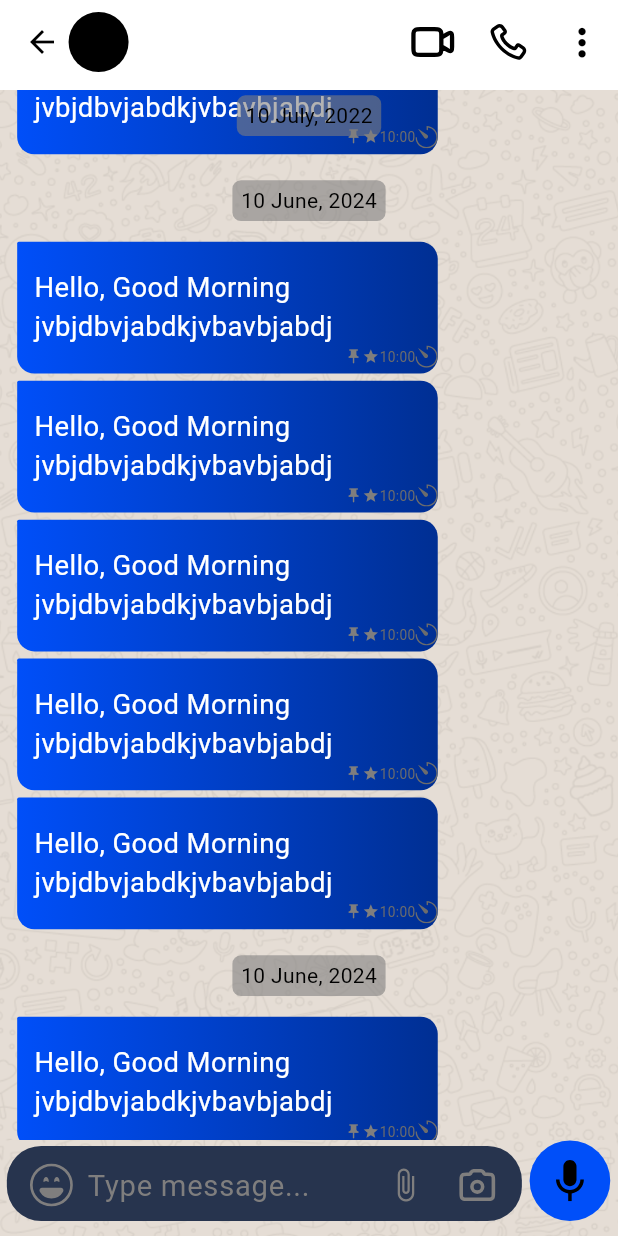
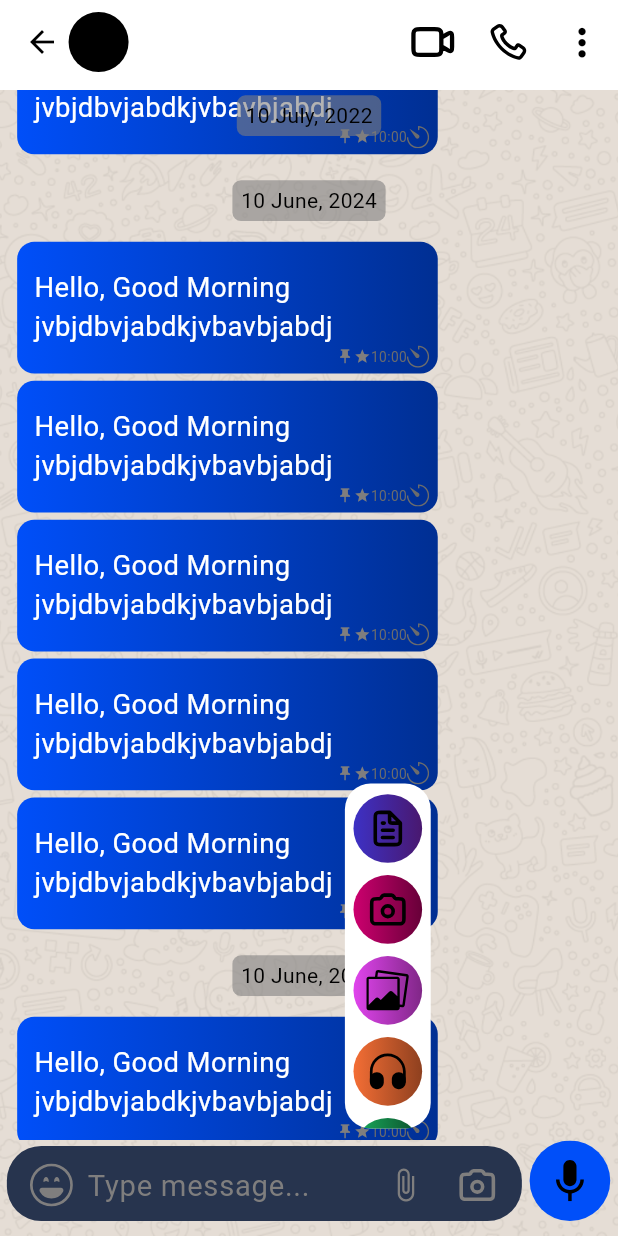
Before and after one commit to DUDU0123/ChatBox-Application, a Flutter app: the MessagingPage screen opened directly with empty values, scrolled down 576 dp, after a tap on the "attach file" icon, on a phone screen of 412 x 824 dp. Run offline on Flutter 3.47's test engine with Material 3 defaults, Android fonts, the light colour scheme and no system bars; our stand-ins replace bloc, cloud_firestore, country_picker, emoji_picker_flutter, equatable, firebase_auth and 8 more; accounts and stored records are empty; network calls fail; project files that could hold a hidden picture were left out.

Commit message:
A commit message

```diff
--- a/lib/core/enums/enums.dart
+++ b/lib/core/enums/enums.dart
@@ -12,3 +12,11 @@ enum PageTypeEnum {
   settingEditProfilePage,
   none
 }
+
+enum MessageStatus{
+  sent,delivered,read
+}
+
+enum MessageType{
+  text,photo,audio,video,document,location,contact
+}
--- a/lib/presentation/bloc/bottom_nav_bloc/bottom_nav_bloc.dart
+++ b/lib/presentation/bloc/bottom_nav_bloc/bottom_nav_bloc.dart
@@ -1,7 +1,6 @@
 import 'dart:async';
 import 'package:bloc/bloc.dart';
 import 'package:flutter/material.dart';
-import 'package:meta/meta.dart';
 part 'bottom_nav_event.dart';
 part 'bottom_nav_state.dart';
 
--- a/lib/presentation/bloc/message/message_bloc.dart
+++ b/lib/presentation/bloc/message/message_bloc.dart
@@ -10,16 +10,32 @@ part 'message_state.dart';
 class MessageBloc extends Bloc<MessageEvent, MessageState> {
   MessageBloc() : super(const MessageInitial()) {
     on<MessageTypedEvent>(messageTypedEvent);
+    on<AttachmentIconClickedEvent>(attachmentIconClickedEvent);
   }
 
   FutureOr<void> messageTypedEvent(
       MessageTypedEvent event, Emitter<MessageState> emit) {
     try {
-          log(name: "Length:" ,event.textLength.toString());
-          final bool isTyped = event.textLength>0;
+      log(name: "Length:", event.textLength.toString());
+      final bool isTyped = event.textLength > 0;
       emit(MessageState(isTyped: isTyped));
     } catch (e) {
       emit(MessageErrorState(message: e.toString()));
     }
   }
+
+  FutureOr<void> attachmentIconClickedEvent(
+      AttachmentIconClickedEvent event, Emitter<MessageState> emit) {
+    try {
+       log("Something");
+       log(name: "Bool value", "${state.isAttachmentListOpened}");
+        log("object");
+        final isAttacthmentListOpened = state.isAttachmentListOpened??false;
+        emit(
+          MessageState(isAttachmentListOpened: !isAttacthmentListOpened),
+        );
+    } catch (e) {
+      emit(MessageErrorState(message: e.toString()));
     }
+  }
+}
--- a/lib/presentation/bloc/message/message_event.dart
+++ b/lib/presentation/bloc/message/message_event.dart
@@ -9,9 +9,13 @@ sealed class MessageEvent extends Equatable {
 
 class MessageTypedEvent extends MessageEvent {
   final int textLength;
- const MessageTypedEvent({
+  const MessageTypedEvent({
     required this.textLength,
   });
   @override
-  List<Object> get props => [textLength,];
+  List<Object> get props => [
+        textLength,
+      ];
 }
+
+class AttachmentIconClickedEvent extends MessageEvent {}
--- a/lib/presentation/bloc/message/message_state.dart
+++ b/lib/presentation/bloc/message/message_state.dart
@@ -1,10 +1,14 @@
 part of 'message_bloc.dart';
 
 class MessageState extends Equatable {
-  const MessageState({this.isTyped});
+  const MessageState({
+    this.isTyped,
+    this.isAttachmentListOpened,
+  });
   final bool? isTyped;
+  final bool? isAttachmentListOpened;
   @override
-  List<Object> get props => [isTyped??false,];
+  List<Object> get props => [isTyped??false, isAttachmentListOpened??false];
 }
 
 class MessageInitial extends MessageState {
--- a/lib/presentation/pages/mobile_view/chat/chat_home_page.dart
+++ b/lib/presentation/pages/mobile_view/chat/chat_home_page.dart
@@ -11,7 +11,7 @@ class ChatHomePage extends StatelessWidget {
   Widget build(BuildContext context) {
     List chatList = [];
     return Scaffold(
-      body: chatList.isEmpty
+      body: chatList.isNotEmpty
           ? emptyShowWidget(
               context: context,
               text:
@@ -23,7 +23,7 @@ class ChatHomePage extends StatelessWidget {
                   child: SearchBarChatHome(),
                 ),
                 SliverList.separated(
-                  itemCount: 0,
+                  itemCount: 10,
                   itemBuilder: (context, index) {
                     return const ChatListTileWidget(
                       isGroup: false,
@@ -53,5 +53,4 @@ class ChatHomePage extends StatelessWidget {
             ),
     );
   }
-
 }
--- a/lib/presentation/pages/mobile_view/chat/messaging_page.dart
+++ b/lib/presentation/pages/mobile_view/chat/messaging_page.dart
@@ -2,11 +2,14 @@ import 'package:chatbox/config/theme/theme_manager.dart';
 import 'package:chatbox/core/constants/colors.dart';
 import 'package:chatbox/core/constants/height_width.dart';
 import 'package:chatbox/core/enums/enums.dart';
+import 'package:chatbox/presentation/bloc/message/message_bloc.dart';
+import 'package:chatbox/presentation/widgets/chat/attachment_list_container_vertical.dart';
 import 'package:chatbox/presentation/widgets/chat/chatbar_widget.dart';
 import 'package:chatbox/presentation/widgets/chat/message_hold_container.dart';
 import 'package:chatbox/presentation/widgets/chat/message_page_date_show_widget.dart';
 import 'package:chatbox/presentation/widgets/common_widgets/common_appbar_widget.dart';
 import 'package:flutter/material.dart';
+import 'package:flutter_bloc/flutter_bloc.dart';
 import 'package:flutter_screenutil/flutter_screenutil.dart';
 import 'package:provider/provider.dart';
 
@@ -25,11 +28,11 @@ class MessagingPage extends StatelessWidget {
   bool isVisible = false;
   bool isImojiButtonClicked = false;
   // final bool? isGone;
+  MessageType messageType = MessageType.photo;
   @override
   Widget build(BuildContext context) {
+    // final isKeyboardOpen = MediaQuery.of(context).viewInsets.bottom > 0;
 
-    final isKeyboardOpen = MediaQuery.of(context).viewInsets.bottom > 0;
-    final theme = Theme.of(context);
     return Scaffold(
       appBar: PreferredSize(
         preferredSize: const Size.fromHeight(60),
@@ -44,7 +47,8 @@ class MessagingPage extends StatelessWidget {
       body: Stack(
         children: [
           SizedBox(
-            width: screenWidth(context: context),height: screenHeight(context: context),
+            width: screenWidth(context: context),
+            height: screenHeight(context: context),
             child: Image.asset(
               fit: BoxFit.cover,
               Provider.of<ThemeManager>(context).isDark
@@ -55,15 +59,19 @@ class MessagingPage extends StatelessWidget {
           Column(
             children: [
               Expanded(
-                child: ListView.separated(
-                  separatorBuilder: (context, index) =>index%5==0?  Padding(
-                    padding:  EdgeInsets.all(10.sp),
-                    child:  const Column(
+                child:
+
+                ListView.separated(
+                  separatorBuilder: (context, index) => index % 5 == 0
+                      ? Padding(
+                          padding: EdgeInsets.all(10.sp),
+                          child: const Column(
                             children: [
                               MessagePageDateShowWidget(date: "10 June, 2024"),
                             ],
                           ),
-                  ):zeroMeasureWidget,
+                        )
+                      : zeroMeasureWidget,
                   itemCount: 17,
                   padding: EdgeInsets.only(
                     top: 10.h,
@@ -73,6 +81,7 @@ class MessagingPage extends StatelessWidget {
                     return Container(
                       margin: EdgeInsets.symmetric(vertical: 2.h),
                       child: MessageHoldContainer(
+                        messageType: messageType,
                         isReadedMessage: isReadedMessage,
                       ),
                     );
@@ -85,6 +94,19 @@ class MessagingPage extends StatelessWidget {
               ),
             ],
           ),
+          Positioned(
+            bottom: 60.h,
+            right: screenWidth(context: context) / 3.3,
+            child: BlocBuilder<MessageBloc, MessageState>(
+              builder: (context, state) {
+                return Visibility(
+                  visible: state.isAttachmentListOpened??false,
+                  replacement: zeroMeasureWidget,
+                  child: AttachmentListContainerVertical(),
+                );
+              },
+            ),
+          ),
           const Align(
             alignment: Alignment.topCenter,
             child: MessagePageDateShowWidget(date: "10 July, 2022"),
@@ -92,6 +114,9 @@ class MessagingPage extends StatelessWidget {
         ],
       ),
     );
+  }
+}
+
     // Scaffold(
     // appBar: PreferredSize(
     //   preferredSize: const Size.fromHeight(60),
@@ -156,45 +181,45 @@ class MessagingPage extends StatelessWidget {
     //           child: Visibility(
     //             visible: false,
     //             replacement: zeroMeasureWidget,
-    //             child: Container(
-    //                 height: screenHeight(context: context) / 3.h,
-    //                 width: 50.w,
-    //                 decoration: BoxDecoration(
-    //                   color: theme.colorScheme.onTertiary,
-    //                   borderRadius: BorderRadius.circular(15.sp),
+    // child: Container(
+    //     height: screenHeight(context: context) / 3.h,
+    //     width: 50.w,
+    //     decoration: BoxDecoration(
+    //       color: theme.colorScheme.onTertiary,
+    //       borderRadius: BorderRadius.circular(15.sp),
+    //     ),
+    //     child: ClipRRect(
+    //       borderRadius: BorderRadius.circular(15.sp),
+    //       child: ListView.separated(
+    //         padding: EdgeInsets.symmetric(vertical: 5.h, horizontal: 5.w),
+    //         itemCount: attachmentIcons.length,
+    //         itemBuilder: (context, index) {
+    //           return Container(
+    //             decoration: BoxDecoration(
+    //               shape: BoxShape.circle,
+    //               gradient: LinearGradient(
+    //                 colors: [
+    //                   attachmentIcons[index].colorOne,
+    //                   attachmentIcons[index].colorTwo,
+    //                 ],
+    //               ),
+    //             ),
+    //             child: IconButton(
+    //               onPressed: () {},
+    //               icon: SvgPicture.asset(
+    //                 attachmentIcons[index].icon,
+    //                height: 24.h,width: 24.h,
+    //                 colorFilter: ColorFilter.mode(
+    //                   kBlack,
+    //                   BlendMode.srcIn,
     //                 ),
-    //                 child: ClipRRect(
-    //                   borderRadius: BorderRadius.circular(15.sp),
-    //                   child: ListView.separated(
-    //                     padding: EdgeInsets.symmetric(vertical: 5.h, horizontal: 5.w),
-    //                     itemCount: attachmentIcons.length,
-    //                     itemBuilder: (context, index) {
-    //                       return Container(
-    //                         decoration: BoxDecoration(
-    //                           shape: BoxShape.circle,
-    //                           gradient: LinearGradient(
-    //                             colors: [
-    //                               attachmentIcons[index].colorOne,
-    //                               attachmentIcons[index].colorTwo,
-    //                             ],
-    //                           ),
-    //                         ),
-    //                         child: IconButton(
-    //                           onPressed: () {},
-    //                           icon: SvgPicture.asset(
-    //                             attachmentIcons[index].icon,
-    //                            height: 24.h,width: 24.h,
-    //                             colorFilter: ColorFilter.mode(
-    //                               kBlack,
-    //                               BlendMode.srcIn,
-    //                             ),
-    //                           ),
-    //                         ),
-    //                       );
-    //                     },
-    //                     separatorBuilder: (context, index) => kHeight5,
-    //                   ),
-    //                 )),
+    //               ),
+    //             ),
+    //           );
+    //         },
+    //         separatorBuilder: (context, index) => kHeight5,
+    //       ),
+    //     )),
     //           ),
     //         ),
     //       ],
@@ -209,5 +234,3 @@ class MessagingPage extends StatelessWidget {
     //   //   ),
     //   // ),
     // );
-  }
-}
--- a/lib/presentation/pages/mobile_view/chat/select_contact_to_chat.dart
+++ b/lib/presentation/pages/mobile_view/chat/select_contact_to_chat.dart
@@ -75,9 +75,12 @@ class SelectContactToChat extends StatelessWidget {
                                 state.contactList[index].isChatBoxUser != null
                                     ? !state.contactList[index].isChatBoxUser!
                                         ? TextButton(
-                                            onPressed: () {
+                                            onPressed: () async {
                                               //create the link to send as invitation
                                               // write the logic to send an invitation to install and use the application
+                                              // final r = await Share.share(
+                                              //     'We are excited to invite you to download and install ChatBox, your ultimate chat application, now available on the Amazon Appstore! ChatBox offers a seamless and engaging communication experience with its user-friendly interface, innovative features, and robust security. Connect with friends, family, and colleagues like never before. Don’t miss out—visit the Amazon Appstore today and make ChatBox your go-to app for all your messaging needs!');
+                                              // print(r);
                                             },
                                             child: TextWidgetCommon(
                                               text: "Invite",
--- /dev/null
+++ b/lib/presentation/widgets/chat/attachment_list_container_vertical.dart
@@ -0,0 +1,56 @@
+import 'package:chatbox/core/constants/app_constants.dart';
+import 'package:chatbox/core/constants/colors.dart';
+import 'package:chatbox/core/constants/height_width.dart';
+import 'package:flutter/material.dart';
+import 'package:flutter_screenutil/flutter_screenutil.dart';
+import 'package:flutter_svg/flutter_svg.dart';
+
+class AttachmentListContainerVertical extends StatelessWidget {
+  const AttachmentListContainerVertical({super.key});
+
+  @override
+  Widget build(BuildContext context) {
+    final theme = Theme.of(context);
+    return Container(
+      height: screenHeight(context: context) / 3.h,
+      width: 50.w,
+      decoration: BoxDecoration(
+        color: theme.colorScheme.onTertiary,
+        borderRadius: BorderRadius.circular(15.sp),
+      ),
+      child: ClipRRect(
+        borderRadius: BorderRadius.circular(15.sp),
+        child: ListView.separated(
+          padding: EdgeInsets.symmetric(vertical: 5.h, horizontal: 5.w),
+          itemCount: attachmentIcons.length,
+          itemBuilder: (context, index) {
+            return Container(
+              decoration: BoxDecoration(
+                shape: BoxShape.circle,
+                gradient: LinearGradient(
+                  colors: [
+                    attachmentIcons[index].colorOne,
+                    attachmentIcons[index].colorTwo,
+                  ],
+                ),
+              ),
+              child: IconButton(
+                onPressed: () {},
+                icon: SvgPicture.asset(
+                  attachmentIcons[index].icon,
+                  height: 24.h,
+                  width: 24.h,
+                  colorFilter: ColorFilter.mode(
+                    kBlack,
+                    BlendMode.srcIn,
+                  ),
+                ),
+              ),
+            );
+          },
+          separatorBuilder: (context, index) => kHeight5,
+        ),
+      ),
+    );
+  }
+}
--- a/lib/presentation/widgets/chat/chatbar_widget.dart
+++ b/lib/presentation/widgets/chat/chatbar_widget.dart
@@ -1,6 +1,7 @@
 import 'dart:developer';
 
 import 'package:chatbox/config/theme/theme_manager.dart';
+import 'package:chatbox/core/constants/app_constants.dart';
 import 'package:chatbox/core/constants/colors.dart';
 import 'package:chatbox/core/constants/height_width.dart';
 import 'package:chatbox/core/utils/emoji_select.dart';
@@ -11,6 +12,7 @@ import 'package:flutter_bloc/flutter_bloc.dart';
 import 'package:flutter_screenutil/flutter_screenutil.dart';
 import 'package:flutter_svg/flutter_svg.dart';
 import 'package:provider/provider.dart';
+
 
 class ChatBarWidget extends StatefulWidget {
   ChatBarWidget({
@@ -28,17 +30,19 @@ class ChatBarWidget extends StatefulWidget {
 class _ChatBarWidgetState extends State<ChatBarWidget> {
   @override
   Widget build(BuildContext context) {
-    return Container(
+    return ClipRRect(
+      borderRadius: BorderRadius.circular(20.sp),
+      child: Container(
         padding: EdgeInsets.symmetric(horizontal: 0.w, vertical: 0.h),
         decoration: BoxDecoration(
           color: kTransparent,
-        image: DecorationImage(
-            image: AssetImage(
-              Provider.of<ThemeManager>(context).isDark
-                  ? bgImageDark
-                  : bgImageLight,
-            ),
-            fit: BoxFit.cover),
+          // image: DecorationImage(
+          //     image: AssetImage(
+          //       Provider.of<ThemeManager>(context).isDark
+          //           ? bgImageDark
+          //           : bgImageLight,
+          //     ),
+          //     fit: BoxFit.cover),
         ),
         width: screenWidth(context: context),
         child: SingleChildScrollView(
@@ -82,11 +86,9 @@ class _ChatBarWidgetState extends State<ChatBarWidget> {
                               ),
                               onChanged: (value) {
                                 log(widget.messageController.text);
-                              print(widget.messageController.text.length);
                                 context.read<MessageBloc>().add(
                                       MessageTypedEvent(
-                                      textLength:
-                                          value.length,
+                                        textLength: value.length,
                                       ),
                                     );
                               },
@@ -102,7 +104,9 @@ class _ChatBarWidgetState extends State<ChatBarWidget> {
                             mainAxisAlignment: MainAxisAlignment.end,
                             children: [
                               IconButton(
-                              onPressed: () {},
+                                onPressed: () {
+                                  context.read<MessageBloc>().add(AttachmentIconClickedEvent());
+                                },
                                 icon: Icon(
                                   Icons.attach_file,
                                   color: iconGreyColor,
@@ -138,18 +142,16 @@ class _ChatBarWidgetState extends State<ChatBarWidget> {
                             // send message functionality if user try to send message
                           },
                           icon: BlocBuilder<MessageBloc, MessageState>(
-                          buildWhen: (previous, current) => previous!=current,
+                            buildWhen: (previous, current) => previous != current,
                             builder: (context, state) {
                               return SvgPicture.asset(
                                   width: 24.w,
                                   height: 24.h,
                                   colorFilter:
                                       ColorFilter.mode(kBlack, BlendMode.srcIn),
-                               state.isTyped??false
+                                  state.isTyped ?? false
                                       ? sendIcon
-                                      : microphoneFilled
-
-                            );
+                                      : microphoneFilled);
                             },
                           ),
                         )),
@@ -164,6 +166,7 @@ class _ChatBarWidgetState extends State<ChatBarWidget> {
             ],
           ),
         ),
+      ),
     );
   }
 }
--- a/lib/presentation/widgets/chat/message_hold_container.dart
+++ b/lib/presentation/widgets/chat/message_hold_container.dart
@@ -1,5 +1,6 @@
 import 'package:chatbox/core/constants/colors.dart';
 import 'package:chatbox/core/constants/height_width.dart';
+import 'package:chatbox/core/enums/enums.dart';
 import 'package:chatbox/presentation/widgets/chat/message_icon_widgets.dart';
 import 'package:chatbox/presentation/widgets/common_widgets/text_widget_common.dart';
 import 'package:flutter/material.dart';
@@ -9,9 +10,11 @@ class MessageHoldContainer extends StatelessWidget {
   MessageHoldContainer({
     super.key,
     required this.isReadedMessage,
+    required this.messageType,
   });
 
   final bool? isReadedMessage;
+  final MessageType messageType;
 
   bool isLongPressed = false;
 
@@ -38,11 +41,7 @@ class MessageHoldContainer extends StatelessWidget {
                   padding: EdgeInsets.only(
                       left: 10.w, right: 10.w, top: 5.h, bottom: 5.h),
                   decoration: BoxDecoration(
-                    borderRadius: BorderRadius.only(
-                        bottomLeft: Radius.circular(10.sp),
-                        bottomRight: Radius.circular(10.sp),
-                        topRight: Radius.circular(10.sp),
-                        topLeft: Radius.circular(1.sp)),
+                    borderRadius: BorderRadius.circular(10.sp),
                     gradient: LinearGradient(
                       colors: [
                         lightLinearGradientColorOne,
@@ -51,7 +50,10 @@ class MessageHoldContainer extends StatelessWidget {
                     ),
                   ),
                   child: Padding(
-                    padding: EdgeInsets.symmetric(vertical: 10.h),
+                    padding: EdgeInsets.symmetric(
+                        vertical:
+                            10.h
+                        ),
                     child: Row(
                       children: [
                         Align(
--- a/lib/presentation/widgets/chat/message_icon_widgets.dart
+++ b/lib/presentation/widgets/chat/message_icon_widgets.dart
@@ -7,7 +7,7 @@ import 'package:flutter_svg/svg.dart';
 Positioned messageBottomStatusIcons({required bool? isReadedMessage}) {
   return Positioned(
     bottom: 3.h,
-    right: 10.w,
+    right: 15.w,
     child: Row(
       children: [
         Icon(
--- a/pubspec.yaml
+++ b/pubspec.yaml
@@ -53,6 +53,7 @@ dependencies:
   intl: ^0.19.0
   url_launcher: ^6.3.0
   flutter_contacts: ^1.1.8
+  # share_plus: ^9.0.0
 
 dev_dependencies:
   flutter_test:
```
Also changed, not shown: lib/core/constants/database_name_constants.dart (+16 -0 lines), lib/data/models/message_model/message_model.dart (added, +55 -0 lines), lib/domain/entities/message_entity/message_entity.dart (added, +58 -0 lines). Lines whose indentation alone changed are shown as unchanged.
